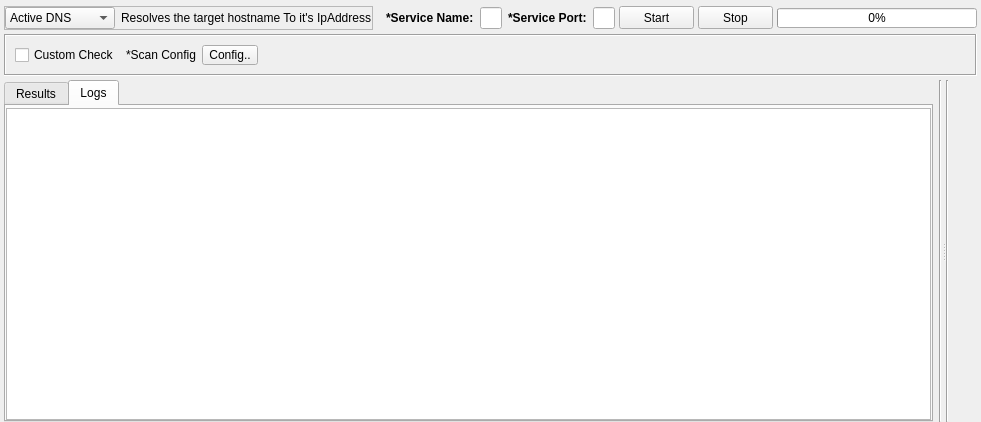
Old version of the form gui/src/engines/active/Active.ui in the repository 3nock/OTE.
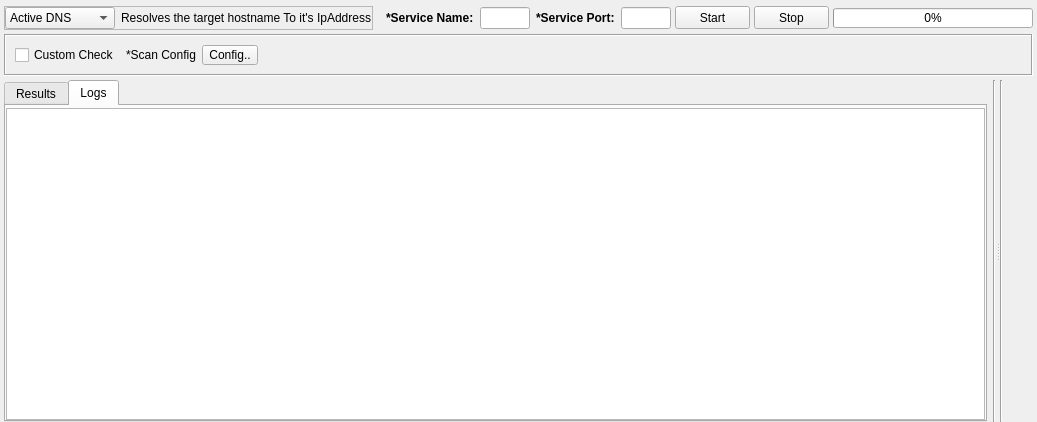
New version of the form. The open tabs and pages were chosen to show the change. Custom widgets are drawn as their Qt base class.

Patch:
```diff
--- a/gui/src/engines/active/Active.ui
+++ b/gui/src/engines/active/Active.ui
@@ -6,7 +6,7 @@
    <rect>
     <x>0</x>
     <y>0</y>
-    <width>912</width>
+    <width>1037</width>
     <height>422</height>
    </rect>
   </property>
@@ -357,7 +357,7 @@
      <property name="orientation">
       <enum>Qt::Horizontal</enum>
      </property>
-     <widget class="QWidget" name="">
+     <widget class="QWidget" name="layoutWidget">
       <layout class="QHBoxLayout" name="horizontalLayout_4">
        <item>
         <widget class="QTabWidget" name="tabWidgetResults">
@@ -574,18 +574,9 @@
             <number>0</number>
            </property>
            <item>
-            <widget class="QListWidget" name="listWidgetLogs">
-             <property name="font">
-              <font>
-               <family>MS Shell Dlg 2</family>
-               <pointsize>8</pointsize>
-              </font>
-             </property>
-             <property name="focusPolicy">
-              <enum>Qt::NoFocus</enum>
-             </property>
-             <property name="styleSheet">
-              <string notr="true"/>
+            <widget class="QPlainTextEdit" name="plainTextEditLogs">
+             <property name="readOnly">
+              <bool>true</bool>
              </property>
             </widget>
            </item>
```
